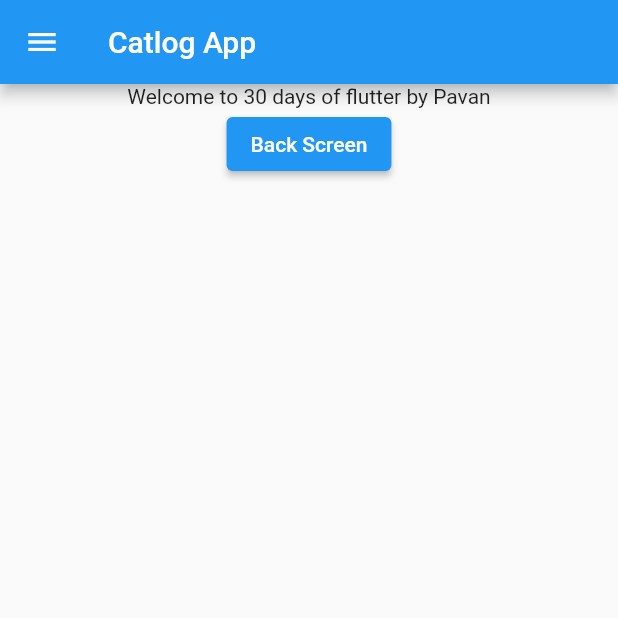
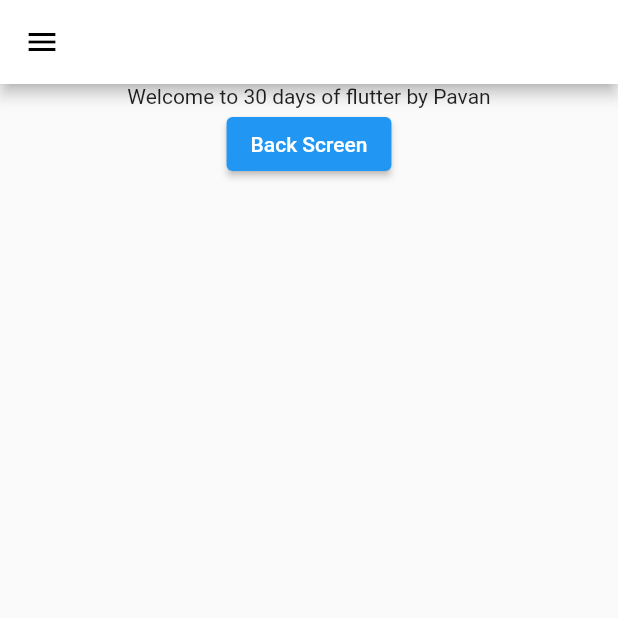
Before and after one commit to iampavanmun18/flutter_catlog, a Flutter app: the screen it shows after launch, on a phone screen of 412 x 824 dp, the top half of it. Run offline on Flutter 3.47's test engine with Material 2 defaults, Android fonts, the phone set to English and light mode, and no system bars; our stand-ins replace google_fonts, shimmer.

Commit message:
added custom themes

```diff
--- a/lib/main.dart
+++ b/lib/main.dart
@@ -1,5 +1,5 @@
 import 'package:flutter/material.dart';
-import 'package:google_fonts/google_fonts.dart';
+import 'package:flutter_catlog/widgets/themes.dart';
 import 'pages/home_page.dart';
 import 'pages/login_page.dart';
 import 'pages/splash_page.dart';
@@ -19,11 +19,8 @@ class MyApp extends StatelessWidget {
     // final pi_value_final = 3.142;
     return MaterialApp(
       themeMode: ThemeMode.light, // add dark theme
-      theme: ThemeData(
-          primarySwatch: Colors.blue,
-          primaryTextTheme: GoogleFonts.latoTextTheme()),
-      // darkTheme:
-      //     ThemeData(brightness: Brightness.light), //we can toggle dark/light
+      theme: Mytheme.lightTheme(context),
+      darkTheme: Mytheme.darkTheme(context), //we can toggle dark/light
       debugShowCheckedModeBanner: false,
       initialRoute: "/",
       routes: {
--- /dev/null
+++ b/lib/widgets/themes.dart
@@ -0,0 +1,16 @@
+import 'package:flutter/material.dart';
+import 'package:google_fonts/google_fonts.dart';
+
+class Mytheme {
+  static ThemeData lightTheme(BuildContext context) => ThemeData(
+      primarySwatch: Colors.blue,
+      primaryTextTheme: GoogleFonts.latoTextTheme(),
+      appBarTheme: const AppBarTheme(
+        color: Colors.white,
+        iconTheme: IconThemeData(color: Colors.black),
+      ));
+
+  static ThemeData darkTheme(BuildContext context) => ThemeData(
+        brightness: Brightness.dark,
+      );
+}
```
